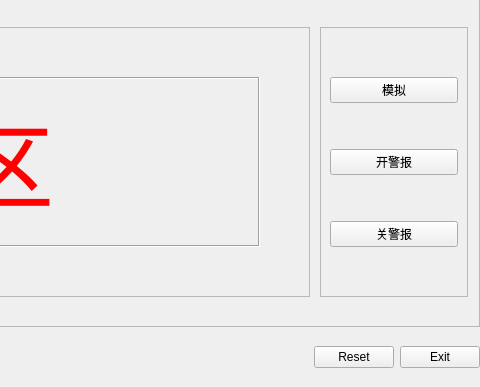
YYZYHS/Study-Documents-2021, file Year-2021/03-Mar/QST-Project02/SmartHomeSystem_UIDesign/Emulator.ui: the form before one commit; both pictures show x 520 to 1000 and y 313 to 700 of the 1000 by 700 pixel window.
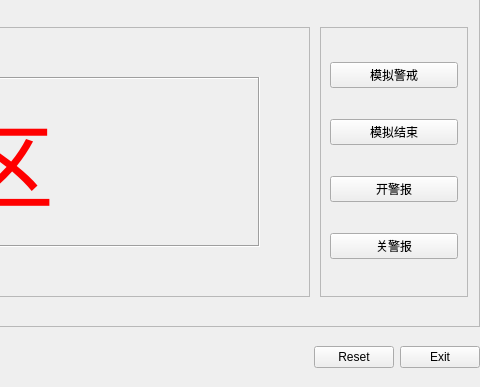
The form after the commit. Icons and pictures are not drawn.

The edit to the form file:
```diff
--- a/Year-2021/03-Mar/QST-Project02/SmartHomeSystem_UIDesign/Emulator.ui
+++ b/Year-2021/03-Mar/QST-Project02/SmartHomeSystem_UIDesign/Emulator.ui
@@ -354,7 +354,14 @@
      <item>
       <widget class="QPushButton" name="pushButton_4">
        <property name="text">
-        <string>模拟</string>
+        <string>模拟警戒</string>
+       </property>
+      </widget>
+     </item>
+     <item>
+      <widget class="QPushButton" name="pushButton_7">
+       <property name="text">
+        <string>模拟结束</string>
        </property>
       </widget>
      </item>
```
